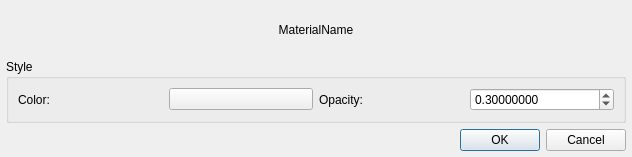
Old version of the form hexrd/ui/resources/ui/azimuthal_overlay_style_picker.ui in the repository HEXRD/hexrdgui.
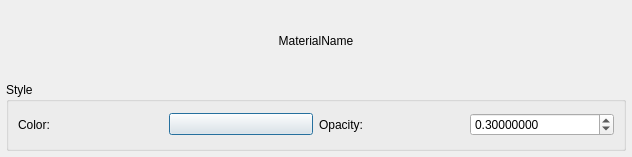
New version of the form. Custom widgets are drawn as their Qt base class.

```diff
--- a/hexrd/ui/resources/ui/azimuthal_overlay_style_picker.ui
+++ b/hexrd/ui/resources/ui/azimuthal_overlay_style_picker.ui
@@ -88,13 +88,6 @@
      </layout>
     </widget>
    </item>
-   <item row="4" column="0" colspan="2">
-    <widget class="QDialogButtonBox" name="button_box">
-     <property name="standardButtons">
-      <set>QDialogButtonBox::Cancel|QDialogButtonBox::Ok</set>
-     </property>
-    </widget>
-   </item>
   </layout>
  </widget>
  <customwidgets>
```
Left out of the diff: 40 changed lines with no effect on the pictures.
